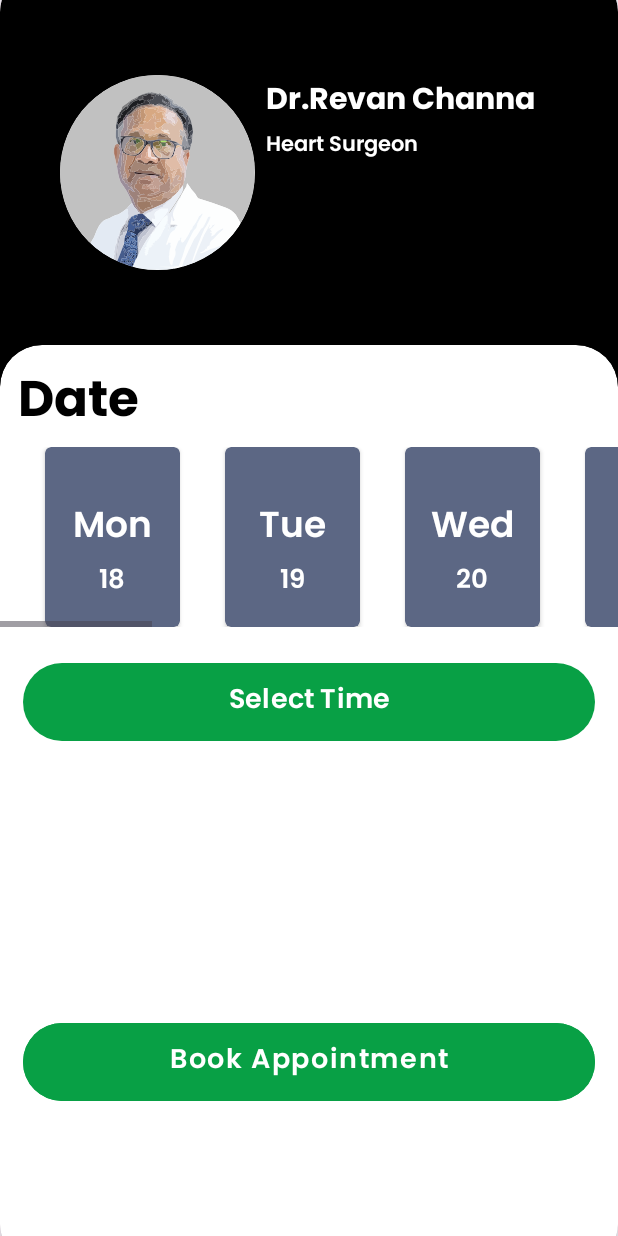
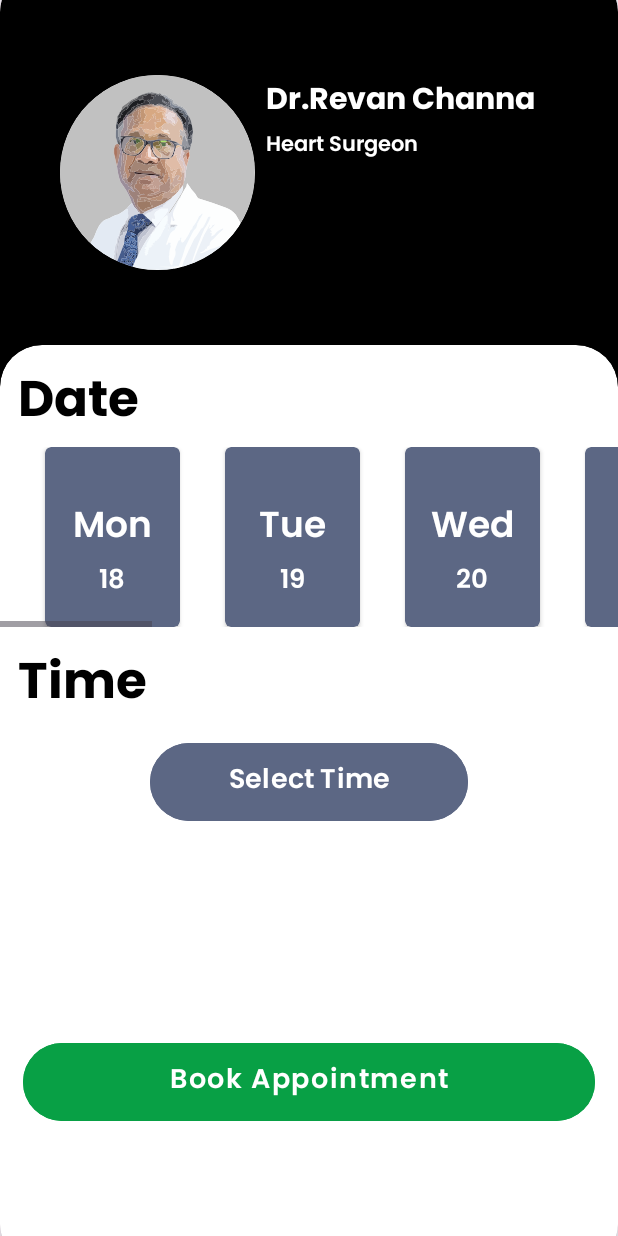
Before and after one commit to therev2/Doctorifyy, an Android app: the layout activity_doctor_appointment_full_screen.xml on its own in the app's theme, with its tools: preview values and no code run, on a phone screen of 412 x 824 dp. Run offline under Robolectric (Android 15) with nearby library versions, the light colour scheme and no system bars.

Commit message:
done some ui change inn doc landing page

```diff
--- a/app/src/main/res/layout/activity_doctor_appointment_full_screen.xml
+++ b/app/src/main/res/layout/activity_doctor_appointment_full_screen.xml
@@ -30,6 +30,7 @@
                 style="@style/roundedImageViewRounded"
                 android:layout_width="130dp"
                 android:layout_height="130dp"
+
                 android:background="@drawable/edit_img_rounded_corner"
                 android:clipToOutline="true"
 
@@ -709,15 +710,26 @@
 
                 </LinearLayout>
             </HorizontalScrollView>
+            <TextView
+                android:layout_marginTop="10sp"
+                android:layout_width="match_parent"
+                android:layout_height="wrap_content"
+                android:fontFamily="@font/regular_bold"
+                android:paddingLeft="12dp"
+                android:text="Time"
+                android:textColor="@color/black"
+                android:textSize="33dp" />
 
             <Button
                 android:id="@+id/time_btn"
-                android:layout_marginTop="20dp"
+                android:layout_marginTop="5dp"
                 android:layout_width="match_parent"
-                android:layout_marginHorizontal="15dp"
+                android:layout_marginHorizontal="100dp"
                 android:text="Select Time"
+                android:backgroundTint="#5C6784"
                 android:fontFamily="@font/regular_semi_bold"
                 android:layout_height="60dp"
+
                 android:textSize="18dp"
 
                 />
@@ -727,7 +739,7 @@
                 android:letterSpacing="0.06"
                 android:layout_width="match_parent"
                 android:layout_height="60dp"
-                android:layout_marginTop="180dp"
+                android:layout_marginTop="140dp"
                 android:backgroundTint="@color/my_primary"
                 android:fontFamily="@font/regular_semi_bold"
                 android:text="Book Appointment"
```
